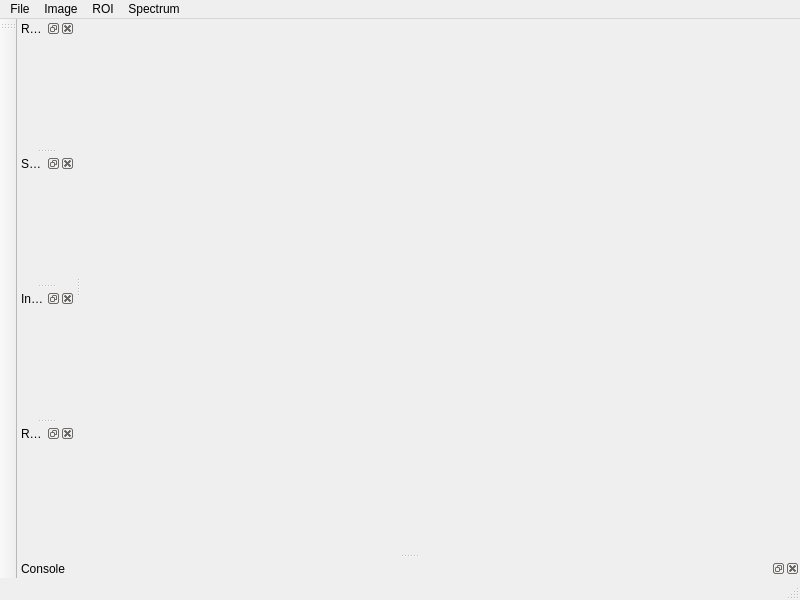
Above: TeGUI_MainWindow.ui from TeJiang/TeGUI before the change. Below: the same form after it.
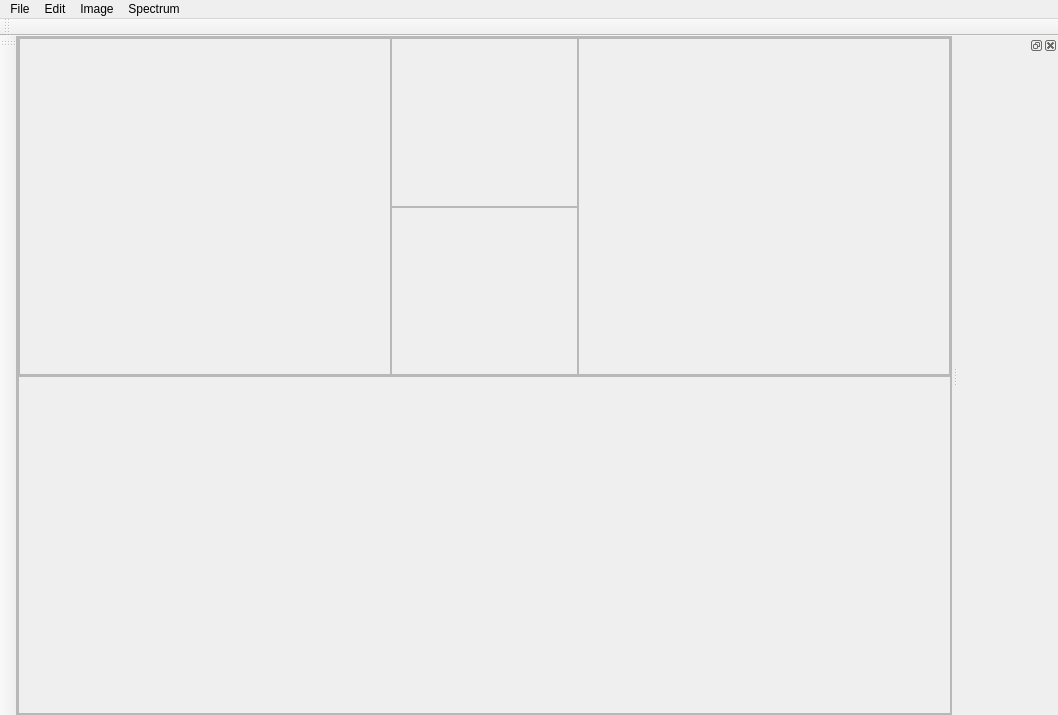
That is the form after the change.

Diff of the .ui file:
```diff
--- a/TeGUI_MainWindow.ui
+++ b/TeGUI_MainWindow.ui
@@ -6,20 +6,163 @@
    <rect>
     <x>0</x>
     <y>0</y>
-    <width>800</width>
-    <height>600</height>
+    <width>1058</width>
+    <height>715</height>
    </rect>
   </property>
   <property name="windowTitle">
    <string>MainWindow</string>
   </property>
-  <widget class="QWidget" name="centralwidget"/>
+  <widget class="QWidget" name="centralwidget">
+   <layout class="QGridLayout" name="gridLayout" rowstretch="1">
+    <property name="leftMargin">
+     <number>0</number>
+    </property>
+    <property name="topMargin">
+     <number>0</number>
+    </property>
+    <property name="rightMargin">
+     <number>0</number>
+    </property>
+    <property name="bottomMargin">
+     <number>0</number>
+    </property>
+    <property name="spacing">
+     <number>0</number>
+    </property>
+    <item row="0" column="0">
+     <widget class="QFrame" name="frame_3">
+      <property name="frameShape">
+       <enum>QFrame::StyledPanel</enum>
+      </property>
+      <property name="frameShadow">
+       <enum>QFrame::Raised</enum>
+      </property>
+      <layout class="QGridLayout" name="gridLayout_3">
+       <property name="leftMargin">
+        <number>0</number>
+       </property>
+       <property name="topMargin">
+        <number>0</number>
+       </property>
+       <property name="rightMargin">
+        <number>0</number>
+       </property>
+       <property name="bottomMargin">
+        <number>0</number>
+       </property>
+       <property name="spacing">
+        <number>0</number>
+       </property>
+       <item row="0" column="0">
+        <layout class="QVBoxLayout" name="verticalLayout">
+         <property name="spacing">
+          <number>0</number>
+         </property>
+         <item>
+          <widget class="QFrame" name="frame_image">
+           <property name="frameShape">
+            <enum>QFrame::StyledPanel</enum>
+           </property>
+           <property name="frameShadow">
+            <enum>QFrame::Raised</enum>
+           </property>
+           <layout class="QGridLayout" name="gridLayout_2">
+            <property name="leftMargin">
+             <number>0</number>
+            </property>
+            <property name="topMargin">
+             <number>0</number>
+            </property>
+            <property name="rightMargin">
+             <number>0</number>
+            </property>
+            <property name="bottomMargin">
+             <number>0</number>
+            </property>
+            <property name="spacing">
+             <number>0</number>
+            </property>
+            <item row="0" column="0">
+             <layout class="QHBoxLayout" name="horizontalLayout_image" stretch="2,1,2">
+              <property name="spacing">
+               <number>0</number>
+              </property>
+              <item>
+               <widget class="QFrame" name="frame_RGB_Image">
+                <property name="frameShape">
+                 <enum>QFrame::StyledPanel</enum>
+                </property>
+                <property name="frameShadow">
+                 <enum>QFrame::Raised</enum>
+                </property>
+               </widget>
+              </item>
+              <item>
+               <layout class="QVBoxLayout" name="verticalLayout_zoom">
+                <property name="spacing">
+                 <number>0</number>
+                </property>
+                <item>
+                 <widget class="QFrame" name="frame_RGBZoom">
+                  <property name="frameShape">
+                   <enum>QFrame::StyledPanel</enum>
+                  </property>
+                  <property name="frameShadow">
+                   <enum>QFrame::Raised</enum>
+                  </property>
+                 </widget>
+                </item>
+                <item>
+                 <widget class="QFrame" name="frame_ndexZoom">
+                  <property name="frameShape">
+                   <enum>QFrame::StyledPanel</enum>
+                  </property>
+                  <property name="frameShadow">
+                   <enum>QFrame::Raised</enum>
+                  </property>
+                 </widget>
+                </item>
+               </layout>
+              </item>
+              <item>
+               <widget class="QFrame" name="frame_Index_Image">
+                <property name="frameShape">
+                 <enum>QFrame::StyledPanel</enum>
+                </property>
+                <property name="frameShadow">
+                 <enum>QFrame::Raised</enum>
+                </property>
+               </widget>
+              </item>
+             </layout>
+            </item>
+           </layout>
+          </widget>
+         </item>
+         <item>
+          <widget class="QFrame" name="frame_spectrum">
+           <property name="frameShape">
+            <enum>QFrame::StyledPanel</enum>
+           </property>
+           <property name="frameShadow">
+            <enum>QFrame::Raised</enum>
+           </property>
+          </widget>
+         </item>
+        </layout>
+       </item>
+      </layout>
+     </widget>
+    </item>
+   </layout>
+  </widget>
   <widget class="QMenuBar" name="menubar">
    <property name="geometry">
     <rect>
      <x>0</x>
      <y>0</y>
-     <width>800</width>
+     <width>1058</width>
      <height>21</height>
     </rect>
    </property>
@@ -30,16 +173,54 @@
     <addaction name="actionOpen"/>
     <addaction name="actionSet_working_path"/>
     <addaction name="separator"/>
+    <addaction name="actionLoad_Mask"/>
+    <addaction name="actionLoad_Index"/>
+    <addaction name="separator"/>
+    <addaction name="actionExport_RGB_Image"/>
+    <addaction name="actionExport_Index_Image"/>
+    <addaction name="actionExport_ROI"/>
+    <addaction name="actionExport_ROI_Spectrum"/>
+    <addaction name="separator"/>
+    <addaction name="actionCompare_ROI_Spectra"/>
+    <addaction name="separator"/>
+    <addaction name="actionClose"/>
+    <addaction name="separator"/>
+   </widget>
+   <widget class="QMenu" name="menuEdit">
+    <property name="title">
+     <string>Edit</string>
+    </property>
    </widget>
    <widget class="QMenu" name="menuImage">
     <property name="title">
      <string>Image</string>
     </property>
-   </widget>
-   <widget class="QMenu" name="menuROI">
-    <property name="title">
-     <string>ROI</string>
-    </property>
+    <widget class="QMenu" name="menuROI_Window_Size">
+     <property name="title">
+      <string>ROI Window Size</string>
+     </property>
+     <addaction name="action1"/>
+     <addaction name="action3"/>
+     <addaction name="action4"/>
+     <addaction name="action7"/>
+     <addaction name="action9"/>
+     <addaction name="action11"/>
+     <addaction name="action13"/>
+     <addaction name="action15"/>
+     <addaction name="action30"/>
+     <addaction name="action75"/>
+     <addaction name="action125"/>
+     <addaction name="action250"/>
+    </widget>
+    <addaction name="actionClockwise_rotate"/>
+    <addaction name="actionAntiClockwise_rotate"/>
+    <addaction name="actionFlip_left_right"/>
+    <addaction name="actionFlip_up_down"/>
+    <addaction name="separator"/>
+    <addaction name="actionBinning"/>
+    <addaction name="actionAverage"/>
+    <addaction name="menuROI_Window_Size"/>
+    <addaction name="separator"/>
    </widget>
    <widget class="QMenu" name="menuSpectrum">
     <property name="title">
@@ -47,66 +228,43 @@
     </property>
    </widget>
    <addaction name="menuFile"/>
+   <addaction name="menuEdit"/>
    <addaction name="menuImage"/>
-   <addaction name="menuROI"/>
    <addaction name="menuSpectrum"/>
   </widget>
-  <widget class="QStatusBar" name="statusbar"/>
   <widget class="QToolBar" name="toolBar">
    <property name="windowTitle">
     <string>toolBar</string>
    </property>
    <attribute name="toolBarArea">
+    <enum>TopToolBarArea</enum>
+   </attribute>
+   <attribute name="toolBarBreak">
+    <bool>false</bool>
+   </attribute>
+  </widget>
+  <widget class="QToolBar" name="toolBar_2">
+   <property name="windowTitle">
+    <string>toolBar_2</string>
+   </property>
+   <attribute name="toolBarArea">
     <enum>LeftToolBarArea</enum>
    </attribute>
    <attribute name="toolBarBreak">
     <bool>false</bool>
    </attribute>
   </widget>
-  <widget class="QDockWidget" name="RGB_Image_DockWidget">
-   <property name="windowTitle">
-    <string>RGB image</string>
+  <widget class="QDockWidget" name="dockWidget_Folder">
+   <property name="minimumSize">
+    <size>
+     <width>100</width>
+     <height>36</height>
+    </size>
    </property>
    <attribute name="dockWidgetArea">
-    <number>1</number>
+    <number>2</number>
    </attribute>
-   <widget class="QWidget" name="dockWidgetContents_3"/>
-  </widget>
-  <widget class="QDockWidget" name="Spectrum_DockWidget">
-   <property name="windowTitle">
-    <string>Spectrum</string>
-   </property>
-   <attribute name="dockWidgetArea">
-    <number>1</number>
-   </attribute>
-   <widget class="QWidget" name="dockWidgetContents_4"/>
-  </widget>
-  <widget class="QDockWidget" name="Index_Image_DockWidget">
-   <property name="windowTitle">
-    <string>Index image</string>
-   </property>
-   <attribute name="dockWidgetArea">
-    <number>1</number>
-   </attribute>
-   <widget class="QWidget" name="dockWidgetContents_6"/>
-  </widget>
-  <widget class="QDockWidget" name="RGB_Image_Zoom_DockWidget">
-   <property name="windowTitle">
-    <string>RGB Image Zoom</string>
-   </property>
-   <attribute name="dockWidgetArea">
-    <number>1</number>
-   </attribute>
-   <widget class="QWidget" name="dockWidgetContents_7"/>
-  </widget>
-  <widget class="QDockWidget" name="Console_DockWidget">
-   <property name="windowTitle">
-    <string>Console</string>
-   </property>
-   <attribute name="dockWidgetArea">
-    <number>8</number>
-   </attribute>
-   <widget class="QWidget" name="dockWidgetContents_8"/>
+   <widget class="QWidget" name="dockWidgetContents_5"/>
   </widget>
   <action name="actionOpen">
    <property name="text">
```
Left out of the diff: 160 changed lines with no effect on the pictures.
